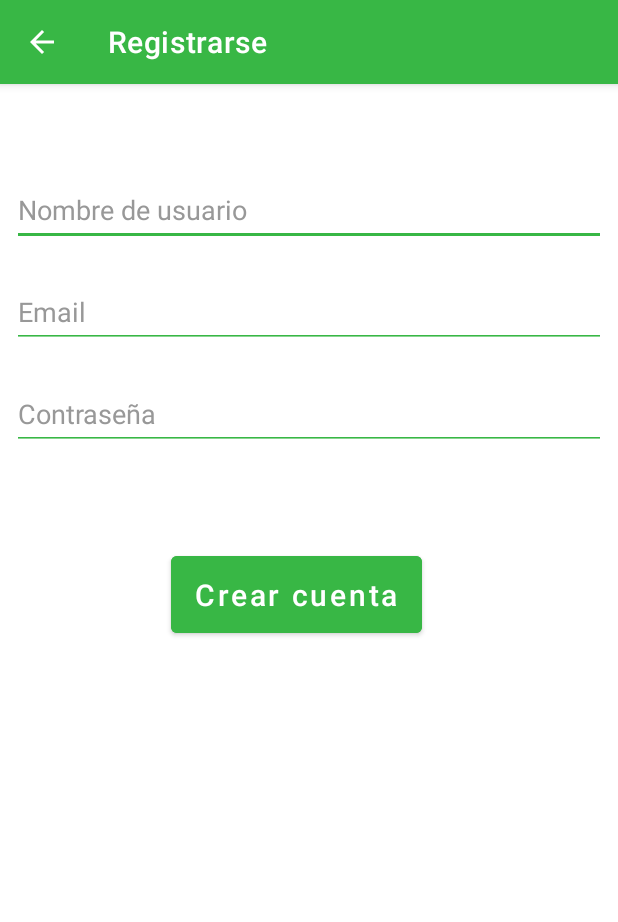
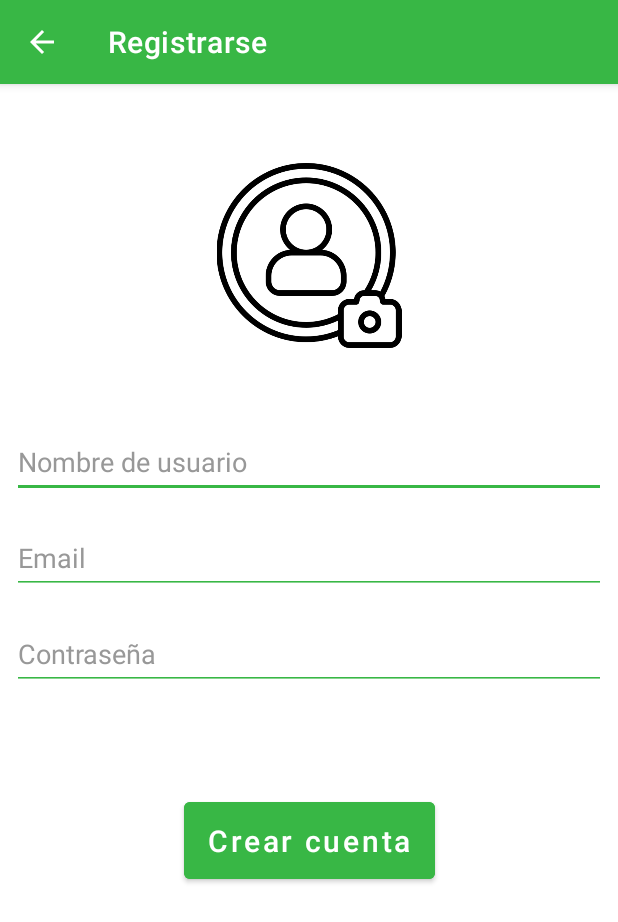
Before and after one commit to Ivan-Urenda/Nutrity, an Android app: the SignupActivity screen opened directly, with no data from a screen before it, on a phone screen of 412 x 824 dp. Shown: the top 922 px of the screen. Run offline under Robolectric (Android 15) with nearby library versions, the phone set to English and light mode, and no system bars.

Commit message:
Acelerometro y agregar imagen de perfil

```diff
--- a/app/build.gradle
+++ b/app/build.gradle
@@ -50,4 +50,7 @@ dependencies {
     testImplementation 'junit:junit:4.13.2'
     androidTestImplementation 'androidx.test.ext:junit:1.1.3'
     androidTestImplementation 'androidx.test.espresso:espresso-core:3.4.0'
+
+    implementation 'androidx.activity:activity-ktx:1.4.0'
+    implementation 'androidx.fragment:fragment-ktx:1.4.1'
 }
--- a/app/src/main/AndroidManifest.xml
+++ b/app/src/main/AndroidManifest.xml
@@ -2,6 +2,7 @@
 <manifest xmlns:android="http://schemas.android.com/apk/res/android"
     package="com.example.nutrity">
 
+    <uses-permission android:name="android.permission.READ_EXTERNAL_STORAGE"/>
     <application
         android:allowBackup="true"
         android:icon="@mipmap/ic_launcher"
--- a/app/src/main/java/com/example/nutrity/ui/signup/SignupActivity.kt
+++ b/app/src/main/java/com/example/nutrity/ui/signup/SignupActivity.kt
@@ -1,16 +1,23 @@
 package com.example.nutrity.ui.signup
 
+import android.app.Activity
 import android.content.Intent
+import android.content.pm.PackageManager
+import android.os.Build
 import androidx.appcompat.app.AppCompatActivity
 import android.os.Bundle
 import android.view.MenuItem
-import android.widget.Toolbar
+import android.widget.*
+import androidx.activity.result.contract.ActivityResultContracts
+import androidx.core.content.ContextCompat
 import com.example.nutrity.databinding.ActivitySignupBinding
 import com.example.nutrity.ui.login.LoginActivity
 
 class SignupActivity : AppCompatActivity() {
 
     private lateinit var binding: ActivitySignupBinding
+    private lateinit var imagePerfil: ImageButton
+    private lateinit var register: Button
 
     override fun onCreate(savedInstanceState: Bundle?) {
         super.onCreate(savedInstanceState)
@@ -20,7 +27,68 @@ class SignupActivity : AppCompatActivity() {
         binding = ActivitySignupBinding.inflate(layoutInflater)
         setContentView(binding.root)
 
+        imagePerfil = binding.imagePerfil
+        register = binding.register
+
+        imagePerfil.setOnClickListener { requestPermissions() }
+
+        register.setOnClickListener {
+            finish()
+        }
+
+
+
     }
+
+    private fun requestPermissions() {
+        if (Build.VERSION.SDK_INT >= Build.VERSION_CODES.M)
+        {
+            when {
+                ContextCompat.checkSelfPermission(this,
+                    android.Manifest.permission.READ_EXTERNAL_STORAGE
+                ) == PackageManager.PERMISSION_GRANTED -> {
+                    pickPhotoFromGallery()
+                }
+
+                else -> requestPermissionLauncher.launch(android.Manifest.permission.READ_EXTERNAL_STORAGE)
+            }
+        }
+        else
+        {
+            pickPhotoFromGallery()
+        }
+    }
+
+    private val requestPermissionLauncher = registerForActivityResult(
+        ActivityResultContracts.RequestPermission()
+    ){isGranted->
+        if (isGranted)
+        {
+            pickPhotoFromGallery()
+        }
+        else
+        {
+            Toast.makeText(this, "Se necesitan habilitar los permisos", Toast.LENGTH_SHORT).show()
+        }
+    }
+
+    private val startForActivityGallery = registerForActivityResult(
+        ActivityResultContracts.StartActivityForResult()
+    ){result ->
+
+        if (result.resultCode == Activity.RESULT_OK)
+        {
+            val data = result.data?.data
+            imagePerfil.setImageURI(data)
+        }
+    }
+
+    private fun pickPhotoFromGallery() {
+        val intent = Intent(Intent.ACTION_GET_CONTENT)
+        intent.type = "image/*"
+        startForActivityGallery.launch(intent)
+    }
+
 
     override fun onOptionsItemSelected(item: MenuItem): Boolean {
 
--- a/app/src/main/res/layout/activity_signup.xml
+++ b/app/src/main/res/layout/activity_signup.xml
@@ -6,13 +6,27 @@
     android:layout_height="match_parent"
     tools:context=".ui.signup.SignupActivity">
 
+    <Button
+        android:id="@+id/register"
+        android:layout_width="wrap_content"
+        android:layout_height="63dp"
+        android:layout_marginBottom="232dp"
+        android:backgroundTint="#38B745"
+        android:text="Crear cuenta"
+        android:textAllCaps="false"
+        android:textColor="@color/white"
+        android:textSize="20sp"
+        app:layout_constraintBottom_toBottomOf="parent"
+        app:layout_constraintEnd_toEndOf="parent"
+        app:layout_constraintStart_toStartOf="parent" />
+
     <EditText
         android:id="@+id/name"
         android:layout_width="match_parent"
         android:layout_height="wrap_content"
         android:layout_marginStart="8dp"
         android:layout_marginEnd="8dp"
-        android:layout_marginBottom="20dp"
+        android:layout_marginBottom="16dp"
         android:autofillHints=""
         android:ems="10"
         android:hint="Nombre de usuario"
@@ -24,7 +38,7 @@
         android:theme="@style/CampoTextoVerde"
         app:layout_constraintBottom_toTopOf="@+id/username"
         app:layout_constraintEnd_toEndOf="parent"
-        app:layout_constraintHorizontal_bias="0.0"
+        app:layout_constraintHorizontal_bias="1.0"
         app:layout_constraintStart_toStartOf="parent" />
 
     <EditText
@@ -32,7 +46,7 @@
         android:layout_width="match_parent"
         android:layout_height="wrap_content"
         android:layout_marginStart="8dp"
-        android:layout_marginTop="20dp"
+        android:layout_marginTop="16dp"
         android:layout_marginEnd="8dp"
         android:ems="10"
         android:hint="Contraseña"
@@ -41,7 +55,7 @@
         android:textColorHint="#989898"
         android:theme="@style/CampoTextoVerde"
         app:layout_constraintEnd_toEndOf="parent"
-        app:layout_constraintHorizontal_bias="0.0"
+        app:layout_constraintHorizontal_bias="1.0"
         app:layout_constraintStart_toStartOf="parent"
         app:layout_constraintTop_toBottomOf="@+id/username" />
 
@@ -51,7 +65,7 @@
         android:layout_height="wrap_content"
         android:layout_marginStart="8dp"
         android:layout_marginEnd="8dp"
-        android:layout_marginBottom="592dp"
+        android:layout_marginBottom="428dp"
         android:autofillHints=""
         android:ems="10"
         android:hint="Email"
@@ -63,36 +77,20 @@
         android:theme="@style/CampoTextoVerde"
         app:layout_constraintBottom_toBottomOf="parent"
         app:layout_constraintEnd_toEndOf="parent"
-        app:layout_constraintHorizontal_bias="0.0"
+        app:layout_constraintHorizontal_bias="1.0"
         app:layout_constraintStart_toStartOf="parent" />
 
-    <Button
-        android:id="@+id/login"
-        android:layout_width="wrap_content"
-        android:layout_height="63dp"
-        android:layout_marginBottom="396dp"
-        android:backgroundTint="#38B745"
-        android:text="Crear cuenta"
-        android:textAllCaps="false"
-        android:textColor="@color/white"
-        android:textSize="20sp"
-        app:layout_constraintBottom_toBottomOf="parent"
+    <ImageButton
+        android:id="@+id/imagePerfil"
+        android:layout_width="148dp"
+        android:layout_height="143dp"
+        android:backgroundTint="@color/white"
+        android:scaleType="fitCenter"
+        app:layout_constraintBottom_toTopOf="@+id/name"
         app:layout_constraintEnd_toEndOf="parent"
-        app:layout_constraintHorizontal_bias="0.466"
-        app:layout_constraintStart_toStartOf="parent" />
-
-    <ProgressBar
-        android:id="@+id/loading"
-        android:layout_width="wrap_content"
-        android:layout_height="wrap_content"
-        android:layout_gravity="center"
-        android:layout_marginTop="64dp"
-        android:layout_marginBottom="64dp"
-        android:visibility="gone"
-        app:layout_constraintBottom_toBottomOf="parent"
-        app:layout_constraintEnd_toEndOf="@+id/password"
-        app:layout_constraintStart_toStartOf="@+id/password"
+        app:layout_constraintStart_toStartOf="parent"
         app:layout_constraintTop_toTopOf="parent"
-        app:layout_constraintVertical_bias="0.3" />
+        app:srcCompat="@drawable/perfil"
+        tools:ignore="SpeakableTextPresentCheck"/>
 
 </androidx.constraintlayout.widget.ConstraintLayout>
--- a/app/src/main/res/layout/platillo_fragment.xml
+++ b/app/src/main/res/layout/platillo_fragment.xml
@@ -210,7 +210,7 @@
         app:layout_constraintEnd_toEndOf="parent"
         app:layout_constraintHorizontal_bias="0.109"
         app:layout_constraintStart_toStartOf="parent"
-        app:layout_constraintTop_toBottomOf="@+id/imageView3" />
+        app:layout_constraintTop_toBottomOf="@+id/platilloImage" />
 
     <TextView
         android:id="@+id/subTitle"
@@ -270,7 +270,7 @@
         app:layout_constraintTop_toBottomOf="@+id/subTitle2" />
 
     <ImageView
-        android:id="@+id/imageView3"
+        android:id="@+id/platilloImage"
         android:layout_width="177dp"
         android:layout_height="189dp"
         android:background="@drawable/btnimg"
```
Also changed, not shown: app/src/main/java/com/example/nutrity/ui/platillo/PlatilloFragment.kt (+43 -2 lines), app/src/main/res/drawable/perfil.png (added).
